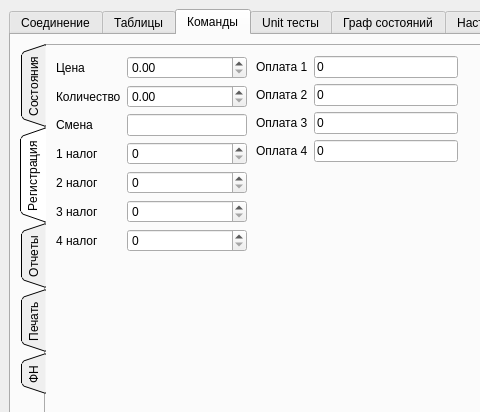
This is ui/mainwindow.ui in Megaxela/FRTester as Qt 5 draws it before an edit; both pictures show x 0 to 480 and y 0 to 412 of the 755 by 633 pixel window. The edited form follows.
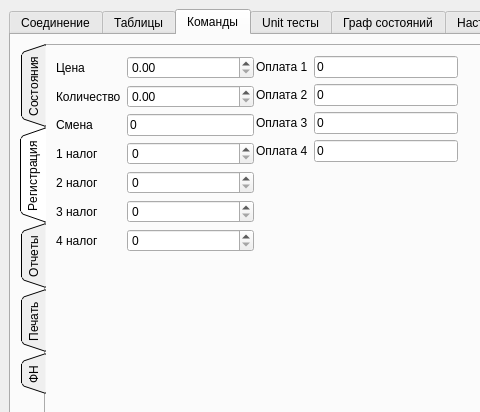
This is the edited form. The open tabs and pages were chosen to show the change. Custom widgets are drawn as their Qt base class.

```diff
--- a/ui/mainwindow.ui
+++ b/ui/mainwindow.ui
@@ -274,12 +274,12 @@
            <attribute name="title">
             <string>Регистрация</string>
            </attribute>
-           <widget class="QWidget" name="">
+           <widget class="QWidget" name="layoutWidget">
             <property name="geometry">
              <rect>
               <x>10</x>
               <y>10</y>
-              <width>191</width>
+              <width>198</width>
               <height>292</height>
              </rect>
             </property>
@@ -292,7 +292,11 @@
               </widget>
              </item>
              <item row="0" column="1">
-              <widget class="QDoubleSpinBox" name="commandsRegistrationPriceDoubleSpinBox"/>
+              <widget class="QDoubleSpinBox" name="commandsRegistrationPriceDoubleSpinBox">
+               <property name="maximum">
+                <double>99999999.000000000000000</double>
+               </property>
+              </widget>
              </item>
              <item row="1" column="0">
               <widget class="QLabel" name="label_5">
@@ -302,7 +306,11 @@
               </widget>
              </item>
              <item row="1" column="1">
-              <widget class="QDoubleSpinBox" name="commandsRegistrationCountDoubleSpinBox"/>
+              <widget class="QDoubleSpinBox" name="commandsRegistrationCountDoubleSpinBox">
+               <property name="maximum">
+                <double>99999999.000000000000000</double>
+               </property>
+              </widget>
              </item>
              <item row="2" column="0">
               <widget class="QLabel" name="label_4">
@@ -312,7 +320,11 @@
               </widget>
              </item>
              <item row="2" column="1">
-              <widget class="QLineEdit" name="commandsRegistrationChangeLineEdit"/>
+              <widget class="QLineEdit" name="commandsRegistrationChangeLineEdit">
+               <property name="text">
+                <string>0</string>
+               </property>
+              </widget>
              </item>
              <item row="3" column="0">
               <widget class="QLabel" name="label_11">
@@ -372,7 +384,7 @@
              </item>
             </layout>
            </widget>
-           <widget class="QWidget" name="">
+           <widget class="QWidget" name="layoutWidget">
             <property name="geometry">
              <rect>
               <x>210</x>
@@ -440,7 +452,7 @@
              </item>
             </layout>
            </widget>
-           <widget class="QWidget" name="">
+           <widget class="QWidget" name="layoutWidget">
             <property name="geometry">
              <rect>
               <x>460</x>
```
Left out of the diff: 15 changed lines with no effect on the pictures.
